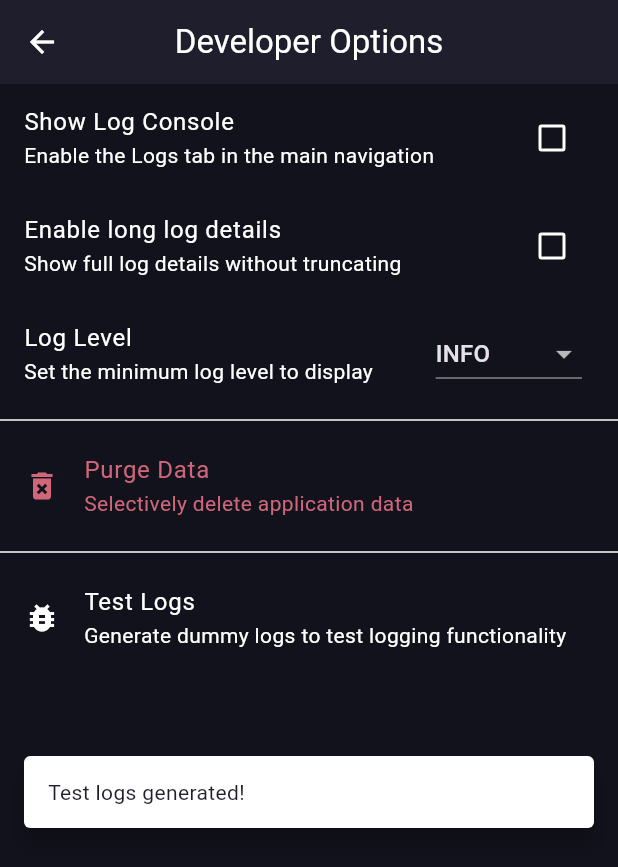
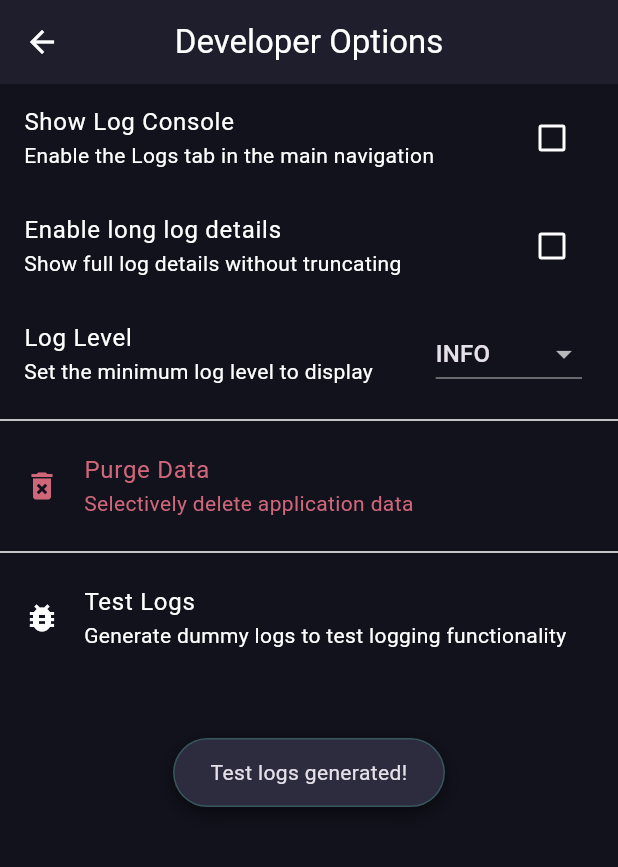
Before and after one commit to garrese/pocket-isins, a Flutter app: the DeveloperOptionsScreen screen opened directly, after a tap on "Test Logs", on a phone screen of 412 x 824 dp. Shown: the top 867 px of the screen. Run offline on Flutter 3.47's test engine with Material 3 defaults, Android fonts, the phone set to English and light mode, and no system bars; our stand-ins replace dio, drift, file_picker, fl_chart, flutter_markdown_plus, flutter_riverpod and 7 more; missing offline and left inert: sqlite3; accounts and stored records are empty; generated files the repository leaves out were written again.

Commit message:
refactor: Make toast look like a floating bubble
- Set `SnackBar` background to transparent and elevation to 0.
- Wrapped content in a centered `Row` with a max width of 400.
- Applied padding, rounded borders, background color, and a faint primary colored border to simulate a bubble layout.
- Text expands vertically automatically if needed within the constrained width.

Co-authored-by: garrese <49403460+garrese@users.noreply.github.com>

```diff
--- a/lib/core/utils/toast_utils.dart
+++ b/lib/core/utils/toast_utils.dart
@@ -11,12 +11,48 @@ class ToastUtils {
 
     messenger.showSnackBar(
       SnackBar(
-        content: GestureDetector(
-          onTap: () {
-            messenger.hideCurrentSnackBar();
-          },
-          behavior: HitTestBehavior.opaque,
-          child: Text(message),
+        backgroundColor: Colors.transparent,
+        elevation: 0,
+        content: Row(
+          mainAxisAlignment: MainAxisAlignment.center,
+          children: [
+            Flexible(
+              child: ConstrainedBox(
+                constraints: const BoxConstraints(maxWidth: 400),
+                child: GestureDetector(
+                  onTap: () {
+                    messenger.hideCurrentSnackBar();
+                  },
+                  child: Container(
+                    padding: const EdgeInsets.symmetric(horizontal: 24.0, vertical: 12.0),
+                    decoration: BoxDecoration(
+                      color: const Color(0xFF2C2C3E),
+                      borderRadius: BorderRadius.circular(24.0),
+                      border: Border.all(
+                        color: Theme.of(context).colorScheme.primary.withAlpha((255 * 0.2).round()),
+                        width: 1,
+                      ),
+                      boxShadow: const [
+                        BoxShadow(
+                          color: Colors.black54,
+                          blurRadius: 10.0,
+                          offset: Offset(0, 4),
+                        ),
+                      ],
+                    ),
+                    child: Text(
+                      message,
+                      textAlign: TextAlign.center,
+                      style: TextStyle(
+                        color: Theme.of(context).textTheme.bodyMedium?.color ?? Colors.white,
+                        fontSize: 14.0,
+                      ),
+                    ),
+                  ),
+                ),
+              ),
+            ),
+          ],
         ),
         behavior: SnackBarBehavior.floating,
         margin: EdgeInsets.only(
```
